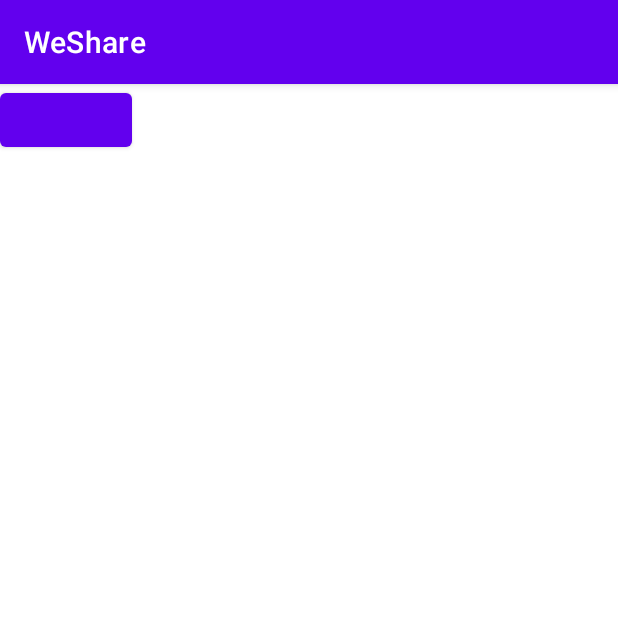
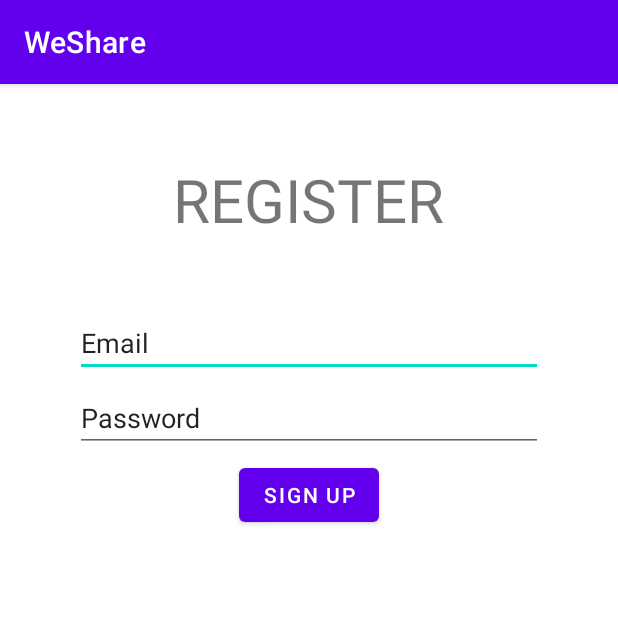
Before and after one commit to tlphat/WeShare, an Android app: the screen it shows after launch (RegisterActivity), on a phone screen of 412 x 824 dp, the top half of it. Run offline under Robolectric (Android 15) with nearby library versions, the phone set to English and light mode, and no system bars; our stand-ins replace Firebase (no records; nobody signed in at launch, a user with empty details on screens opened directly).

Commit message:
Register init

```diff
--- a/app/build.gradle
+++ b/app/build.gradle
@@ -45,4 +45,5 @@ dependencies {
     implementation 'com.google.firebase:firebase-analytics'
     implementation 'org.projectlombok:lombok:1.18.18'
     annotationProcessor 'org.projectlombok:lombok:1.18.18'
+    implementation 'androidx.lifecycle:lifecycle-extensions:2.2.0'
 }
--- a/app/src/main/java/com/hcmus/android/weshare/MainActivity.java
+++ b/app/src/main/java/com/hcmus/android/weshare/MainActivity.java
@@ -1,12 +1,18 @@
 package com.hcmus.android.weshare;
 
+import androidx.annotation.RequiresApi;
 import androidx.appcompat.app.AppCompatActivity;
+import androidx.lifecycle.Observer;
+import androidx.lifecycle.ViewModelProvider;
 
 import android.content.Intent;
+import android.os.Build;
 import android.os.Bundle;
 import android.view.View;
 import android.widget.EditText;
+import android.widget.Toast;
 
+import com.google.firebase.auth.FirebaseUser;
 import com.hcmus.android.weshare.viewmodel.AuthenticationViewModel;
 
 public class MainActivity extends AppCompatActivity {
@@ -26,16 +32,30 @@ public class MainActivity extends AppCompatActivity {
     }
 
     private void initViewModel() {
-        // TODO: init view model
-        // TODO: add observe behavior for the Mutable Live Data
+        authenticationViewModel = new ViewModelProvider(this).get(AuthenticationViewModel.class);
+        authenticationViewModel.getUserMutableLiveData().observe(this, new Observer<FirebaseUser>() {
+            @Override
+            public void onChanged(FirebaseUser firebaseUser) {
+                if (firebaseUser != null) {
+                    Toast.makeText(MainActivity.this, "Mutable live data", Toast.LENGTH_LONG).show();
+                }
+            }
+        });
     }
 
     private void initComponents() {
-        // TODO: init EditText fields
+        emailEditText = findViewById(R.id.login_email_edit_text);
+        passwordEditText = findViewById(R.id.login_password_edit_text);
     }
 
+    @RequiresApi(api = Build.VERSION_CODES.P)
     public void loginButtonClick(View view) {
-        // TODO: Get the email and password, call the appropriate login function
+        String email = emailEditText.getText().toString();
+        String password = emailEditText.getText().toString();
+
+        if (email.length() > 0 && password.length() > 0) {
+            authenticationViewModel.register(email, password);
+        }
     }
 
     public void navigateToRegister() {
--- a/app/src/main/java/com/hcmus/android/weshare/RegisterActivity.java
+++ b/app/src/main/java/com/hcmus/android/weshare/RegisterActivity.java
@@ -1,11 +1,17 @@
 package com.hcmus.android.weshare;
 
+import androidx.annotation.RequiresApi;
 import androidx.appcompat.app.AppCompatActivity;
+import androidx.lifecycle.Observer;
+import androidx.lifecycle.ViewModelProvider;
 
+import android.os.Build;
 import android.os.Bundle;
 import android.view.View;
 import android.widget.EditText;
+import android.widget.Toast;
 
+import com.google.firebase.auth.FirebaseUser;
 import com.hcmus.android.weshare.viewmodel.AuthenticationViewModel;
 
 public class RegisterActivity extends AppCompatActivity {
@@ -25,14 +31,32 @@ public class RegisterActivity extends AppCompatActivity {
 
     private void initViewModel() {
         // TODO: init view model
+        authenticationViewModel = new ViewModelProvider(this).get(AuthenticationViewModel.class);
+
         // TODO: add observe behavior for the Mutable Live Data
+        authenticationViewModel.getUserMutableLiveData().observe(RegisterActivity.this, new Observer<FirebaseUser>() {
+            @Override
+            public void onChanged(FirebaseUser firebaseUser) {
+                if (firebaseUser != null) {
+                    Toast.makeText(RegisterActivity.this, "Mutable live data", Toast.LENGTH_LONG).show();
+                }
+            }
+        });
     }
 
     private void initComponents() {
-        // TODO: init EditText fields
+        emailEditText = findViewById(R.id.register_email_edit_text);
+        passwordEditText = findViewById(R.id.register_email_edit_text);
     }
 
+    @RequiresApi(api = Build.VERSION_CODES.P)
     public void registerButtonClick(View view) {
         // TODO: Get the email and password, call the appropriate register function
+        String email = emailEditText.getText().toString();
+        String password = passwordEditText.getText().toString();
+
+        if (email.length() > 0 && password.length() > 0) {
+            authenticationViewModel.register(email, password);
+        }
     }
 }
--- a/app/src/main/java/com/hcmus/android/weshare/viewmodel/AuthenticationViewModel.java
+++ b/app/src/main/java/com/hcmus/android/weshare/viewmodel/AuthenticationViewModel.java
@@ -7,8 +7,10 @@ import androidx.annotation.NonNull;
 import androidx.annotation.RequiresApi;
 import androidx.lifecycle.AndroidViewModel;
 import androidx.lifecycle.MutableLiveData;
+import androidx.lifecycle.Observer;
 
 import com.google.firebase.auth.FirebaseUser;
+import com.hcmus.android.weshare.RegisterActivity;
 import com.hcmus.android.weshare.repository.AuthenticationRepository;
 
 public class AuthenticationViewModel extends AndroidViewModel {
@@ -24,13 +26,11 @@ public class AuthenticationViewModel extends AndroidViewModel {
 
     @RequiresApi(api = Build.VERSION_CODES.P)
     public void register(String email, String password) {
-        // TODO: Validate the input strings here
         authenticationRepository.register(email, password);
     }
 
     @RequiresApi(api = Build.VERSION_CODES.P)
     public void login(String email, String password) {
-        // TODO: Validate the input strings here
         authenticationRepository.login(email, password);
     }
 
--- a/app/src/main/res/layout/activity_register.xml
+++ b/app/src/main/res/layout/activity_register.xml
@@ -6,11 +6,36 @@
     xmlns:tools="http://schemas.android.com/tools"
     android:layout_width="match_parent"
     android:layout_height="match_parent"
+    android:layout_margin="50dp"
     tools:context=".RegisterActivity">
+
+    <TextView
+        android:layout_width="wrap_content"
+        android:layout_height="wrap_content"
+        android:text="REGISTER"
+        android:textSize="40dp"
+        android:layout_centerHorizontal="true"/>
+
+    <EditText
+        android:layout_width="match_parent"
+        android:layout_height="wrap_content"
+        android:id="@+id/register_email_edit_text"
+        android:text="Email"
+        android:layout_marginTop="100dp"/>
+
+    <EditText
+        android:layout_width="match_parent"
+        android:layout_height="wrap_content"
+        android:id="@+id/register_password_edit_text"
+        android:layout_marginTop="150dp"
+        android:text="Password"/>
 
     <Button
         android:layout_width="wrap_content"
         android:layout_height="wrap_content"
-        android:onClick="registerButtonClick" />
+        android:onClick="registerButtonClick"
+        android:layout_centerHorizontal="true"
+        android:layout_marginTop = "200dp"
+        android:text="Sign up"/>
 
 </RelativeLayout>
```
Also changed, not shown: app/src/main/res/layout/activity_main.xml (+17 -1 lines).
